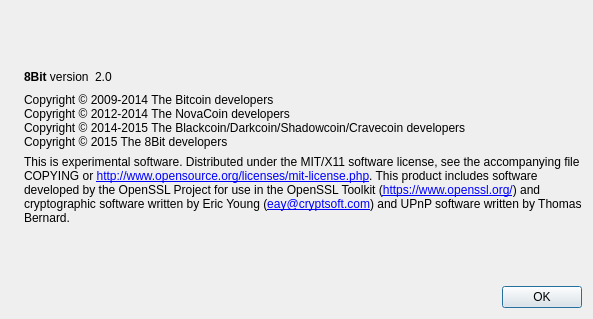
This is src/qt/forms/aboutdialog.ui in PXLFuSSeL/WorldCurrencyCoin as Qt 5 draws it before an edit. The edited form follows.
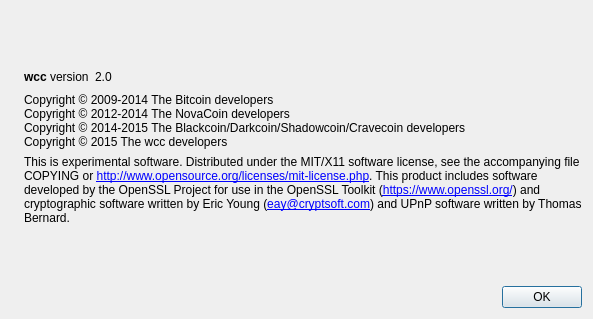
This is the edited form. Icons and pictures are not drawn.

What changed in the file:
```diff
--- a/src/qt/forms/aboutdialog.ui
+++ b/src/qt/forms/aboutdialog.ui
@@ -50,7 +50,7 @@
           <cursorShape>IBeamCursor</cursorShape>
          </property>
          <property name="text">
-          <string>&lt;b&gt;8Bit&lt;/b&gt; version</string>
+          <string>&lt;b&gt;wcc&lt;/b&gt; version</string>
          </property>
          <property name="textInteractionFlags">
           <set>Qt::LinksAccessibleByMouse|Qt::TextSelectableByKeyboard|Qt::TextSelectableByMouse</set>
@@ -94,7 +94,7 @@
         <string>Copyright © 2009-2014 The Bitcoin developers
 Copyright © 2012-2014 The NovaCoin developers
 Copyright © 2014-2015 The Blackcoin/Darkcoin/Shadowcoin/Cravecoin developers
-Copyright © 2015 The 8Bit developers</string>
+Copyright © 2015 The wcc developers</string>
        </property>
        <property name="textInteractionFlags">
         <set>Qt::LinksAccessibleByMouse|Qt::TextSelectableByKeyboard|Qt::TextSelectableByMouse</set>
```
Left out of the diff: 2 changed lines with no effect on the pictures.
